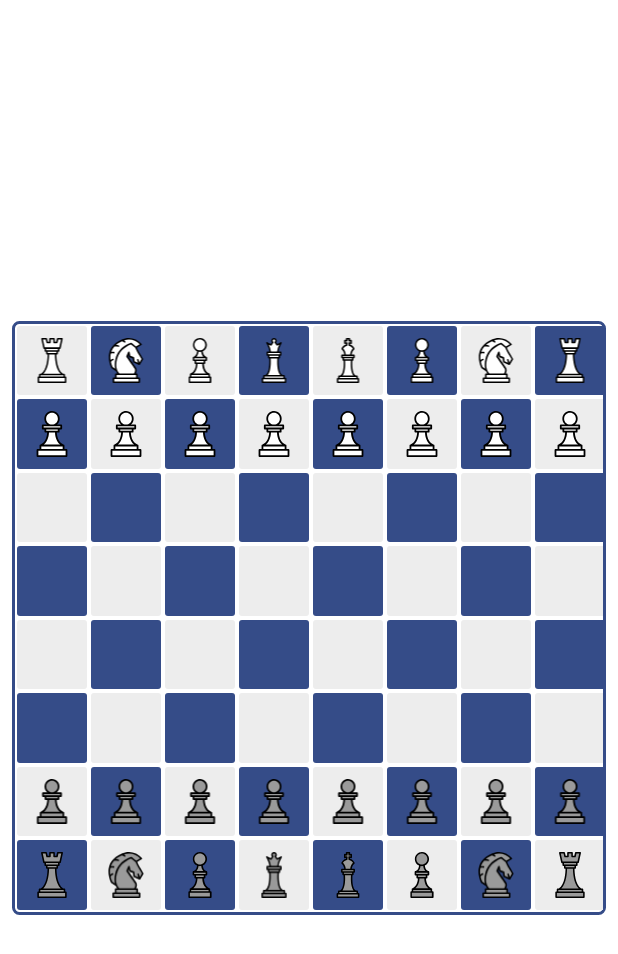
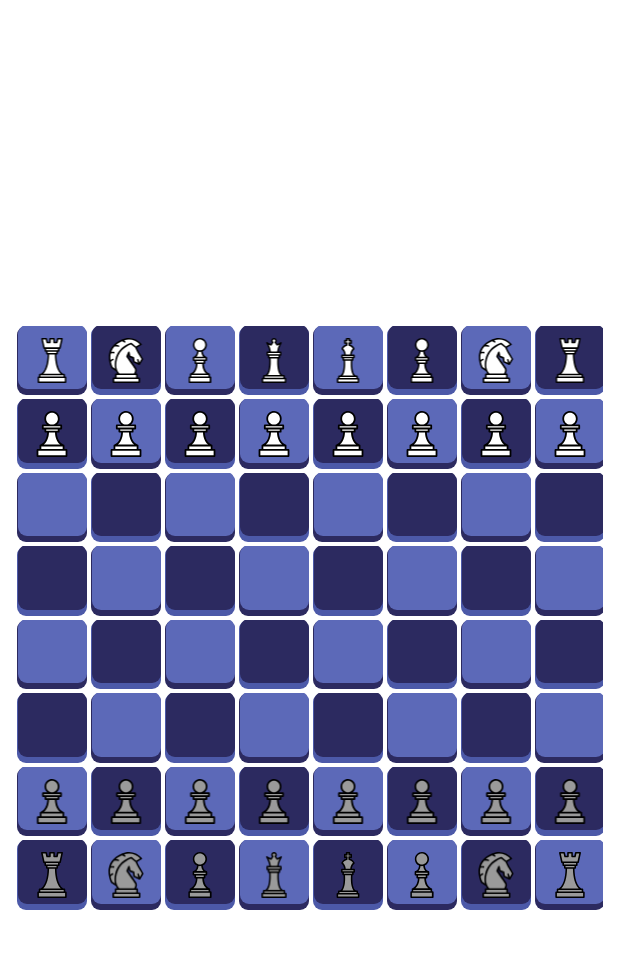
Before and after one commit to jassielcastro/ChessApp, an Android app: the screen it shows after launch (MainActivity), on a phone screen of 412 x 824 dp. Shown: the top 954 px of the screen. Run offline under Robolectric (Android 15) with nearby library versions, the light colour scheme and no system bars; our stand-ins replace navigation-ui.

Commit message:
New board pieces color

```diff
--- a/app/src/main/res/layout/game_fragment.xml
+++ b/app/src/main/res/layout/game_fragment.xml
@@ -9,7 +9,6 @@
         android:layout_height="wrap_content"
         app:layout_constraintBottom_toBottomOf="parent"
         app:layout_constraintTop_toTopOf="parent"
-        android:background="@drawable/board_border"
         android:layout_margin="8dp"
         android:padding="2dp">
 
--- a/design/src/main/res/drawable/black_board_piece.xml
+++ b/design/src/main/res/drawable/black_board_piece.xml
@@ -1,9 +1,27 @@
 <?xml version="1.0" encoding="utf-8"?>
-<shape xmlns:android="http://schemas.android.com/apk/res/android"
-    android:shape="rectangle">
+<layer-list xmlns:android="http://schemas.android.com/apk/res/android">
 
-    <corners android:radius="2dp"/>
-    <solid android:color="#354C88"/>
-    <size android:height="16dp" android:width="16dp"/>
+    <item>
+        <shape android:shape="rectangle">
 
-</shape>
+            <corners android:radius="6dp" />
+
+            <solid android:color="@color/black_piece_color_shadow"/>
+
+        </shape>
+    </item>
+
+    <item
+        android:bottom="4dp"
+        android:left="1dp"
+        android:top="-1dp">
+
+        <shape android:shape="rectangle">
+
+            <corners android:radius="6dp" />
+            <solid android:color="@color/black_piece_color" />
+
+        </shape>
+    </item>
+
+</layer-list>
--- a/design/src/main/res/drawable/board_border.xml
+++ /dev/null
@@ -1,8 +0,0 @@
-<?xml version="1.0" encoding="utf-8"?>
-<shape xmlns:android="http://schemas.android.com/apk/res/android"
-    android:shape="rectangle">
-
-    <corners android:radius="4dp"/>
-    <stroke android:color="#354C88" android:width="2dp"/>
-
-</shape>
--- a/design/src/main/res/drawable/possible_move_selector.xml
+++ b/design/src/main/res/drawable/possible_move_selector.xml
@@ -1,10 +1,41 @@
 <?xml version="1.0" encoding="utf-8"?>
-<shape xmlns:android="http://schemas.android.com/apk/res/android"
-    android:shape="rectangle">
+<layer-list xmlns:android="http://schemas.android.com/apk/res/android">
 
-    <corners android:radius="2dp"/>
-    <solid android:color="#FAF87373"/>
-    <size android:height="16dp" android:width="16dp"/>
+    <item>
+        <shape android:shape="rectangle">
 
+            <corners android:radius="5dp" />
+            <size
+                android:width="16dp"
+                android:height="16dp" />
 
-</shape>
+            <solid android:color="@android:color/transparent" />
+
+        </shape>
+    </item>
+
+    <item
+        android:bottom="1.5dp"
+        android:left="0.3dp"
+        android:top="-0.3dp">
+
+        <shape android:shape="rectangle">
+
+            <padding
+                android:bottom="1dp"
+                android:left="1dp"
+                android:right="1dp"
+                android:top="1dp" />
+
+            <corners android:radius="5dp" />
+            <stroke
+                android:width="0.5dp"
+                android:color="@color/white" />
+            <size
+                android:width="12dp"
+                android:height="12dp" />
+
+        </shape>
+    </item>
+
+</layer-list>
--- a/design/src/main/res/drawable/white_board_piece.xml
+++ b/design/src/main/res/drawable/white_board_piece.xml
@@ -1,9 +1,27 @@
 <?xml version="1.0" encoding="utf-8"?>
-<shape xmlns:android="http://schemas.android.com/apk/res/android"
-    android:shape="rectangle">
+<layer-list xmlns:android="http://schemas.android.com/apk/res/android">
 
-    <corners android:radius="2dp"/>
-    <solid android:color="#EDEDED"/>
-    <size android:height="16dp" android:width="16dp"/>
+    <item>
+        <shape android:shape="rectangle">
 
-</shape>
+            <corners android:radius="6dp" />
+
+            <solid android:color="@color/white_piece_color_shadow"/>
+
+        </shape>
+    </item>
+
+    <item
+        android:bottom="4dp"
+        android:left="1dp"
+        android:top="-1dp">
+
+        <shape android:shape="rectangle">
+
+            <corners android:radius="6dp" />
+            <solid android:color="@color/white_piece_color" />
+
+        </shape>
+    </item>
+
+</layer-list>
--- a/design/src/main/res/values/colors.xml
+++ b/design/src/main/res/values/colors.xml
@@ -1,6 +1,7 @@
 <?xml version="1.0" encoding="utf-8"?>
 <resources>
     <color name="colorPrimary">#EEEEFF</color>
+    <color name="colorPrimaryVariant_100">#4c59a8</color>
     <color name="colorPrimaryVariant">#323062</color>
     <color name="colorOnPrimary">#FFF8ED</color>
     <color name="colorSecondary">#F8EE9E</color>
@@ -8,4 +9,11 @@
     <color name="colorOnSecondary">#323062</color>
     <color name="white">#FFFFFFFF</color>
     <color name="white_700">#E8E8E8</color>
+
+    <color name="white_piece_color">#5C69B8</color>
+    <color name="white_piece_color_shadow">#2C2A60</color>
+
+    <color name="black_piece_color">#2C2A60</color>
+    <color name="black_piece_color_shadow">#4c59a8</color>
+
 </resources>
```
